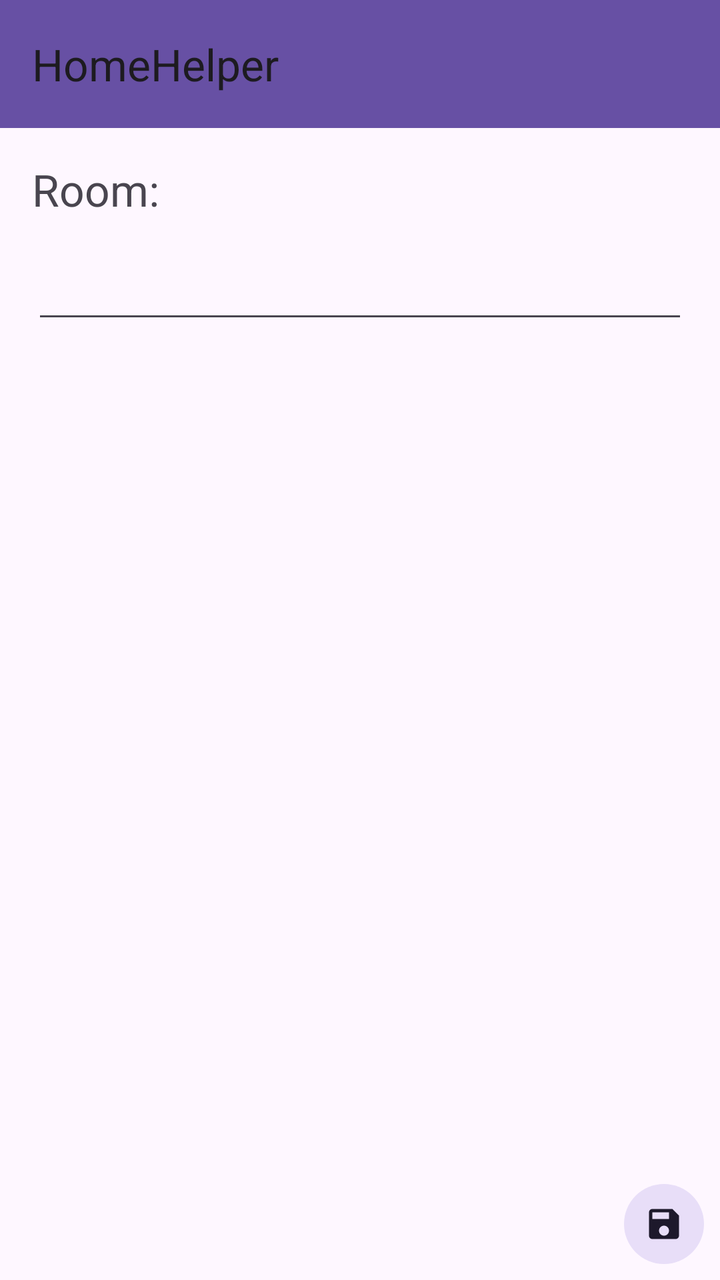
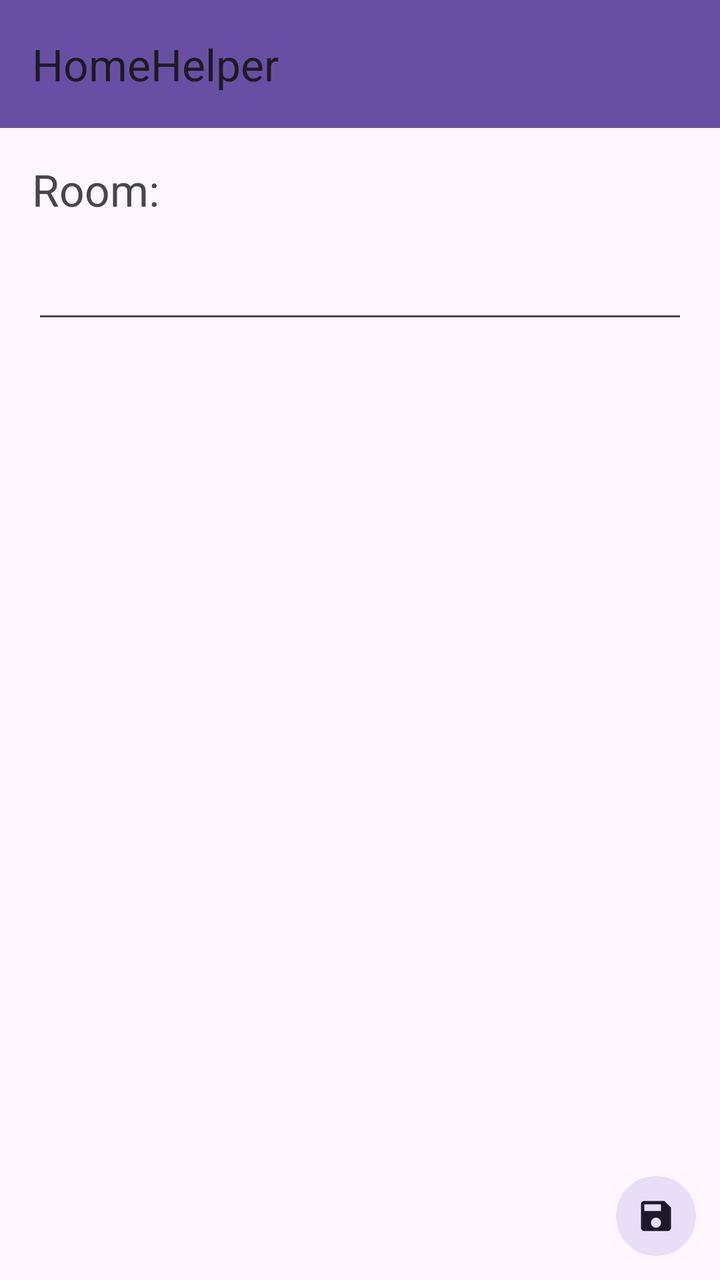

Two renders of the same Android screen: before a commit and after it. Below are the layout's source before the change and the commit's diff.
<!-- AndroidManifest.xml: application theme Theme.HomeHelper -->
<!-- res/layout/activity_edit_sensor_node.xml -->
<?xml version="1.0" encoding="utf-8"?>
<androidx.constraintlayout.widget.ConstraintLayout xmlns:android="http://schemas.android.com/apk/res/android"
    xmlns:app="http://schemas.android.com/apk/res-auto"
    xmlns:tools="http://schemas.android.com/tools"
    android:id="@+id/main"
    android:layout_width="match_parent"
    android:layout_height="match_parent"
    tools:context=".EditSensorNodeActivity">

    <com.google.android.material.appbar.MaterialToolbar
        android:id="@+id/toolbar"
        android:layout_width="match_parent"
        android:layout_height="wrap_content"
        android:background="?attr/colorPrimary"
        app:title="HomeHelper"
        app:layout_constraintTop_toTopOf="parent" />

    <TextView
        android:id="@+id/roomLabel"
        android:layout_width="0dp"
        android:layout_height="wrap_content"
        android:layout_margin="16dp"
        android:text="@string/room"
        android:textSize="22sp"
        app:layout_constraintEnd_toEndOf="parent"
        app:layout_constraintStart_toStartOf="parent"
        app:layout_constraintTop_toBottomOf="@id/toolbar" />

    <EditText
        android:id="@+id/roomInput"
        android:layout_width="0dp"
        android:layout_height="wrap_content"
        android:layout_margin="16dp"
        android:inputType="text"
        app:layout_constraintEnd_toEndOf="parent"
        app:layout_constraintStart_toStartOf="parent"
        app:layout_constraintTop_toBottomOf="@id/roomLabel" />

    <com.google.android.material.button.MaterialButton
        android:id="@+id/save"
        android:layout_width="wrap_content"
        android:layout_height="wrap_content"
        android:layout_margin="4dp"
        style="@style/Widget.Material3.Button.IconButton.Filled.Tonal"
        app:icon="@drawable/ic_save"
        app:layout_constraintBottom_toBottomOf="parent"
        app:layout_constraintEnd_toEndOf="parent"/>

</androidx.constraintlayout.widget.ConstraintLayout>
<!-- resources referenced by this layout -->
<resources>
  <!-- drawable ic_save (drawable) -->
  <vector xmlns:android="http://schemas.android.com/apk/res/android" android:height="24dp" android:tint="#000000" android:viewportHeight="24" android:viewportWidth="24" android:width="24dp">
        
      <path android:fillColor="@android:color/white" android:pathData="M17,3L5,3c-1.11,0 -2,0.9 -2,2v14c0,1.1 0.89,2 2,2h14c1.1,0 2,-0.9 2,-2L21,7l-4,-4zM12,19c-1.66,0 -3,-1.34 -3,-3s1.34,-3 3,-3 3,1.34 3,3 -1.34,3 -3,3zM15,9L5,9L5,5h10v4z"/>
      
  </vector>
  <string name="room">Room:</string>
  <style name="Theme.HomeHelper" parent="Base.Theme.HomeHelper" />
  <style name="Base.Theme.HomeHelper" parent="Theme.Material3.DayNight.NoActionBar">
          
          
      </style>
</resources>

<!-- the commit's change to res/layout/activity_edit_sensor_node.xml (unified diff, before → after) -->
@@ -40,7 +40,7 @@
         android:id="@+id/save"
         android:layout_width="wrap_content"
         android:layout_height="wrap_content"
-        android:layout_margin="4dp"
+        android:layout_margin="8dp"
         style="@style/Widget.Material3.Button.IconButton.Filled.Tonal"
         app:icon="@drawable/ic_save"
         app:layout_constraintBottom_toBottomOf="parent"
